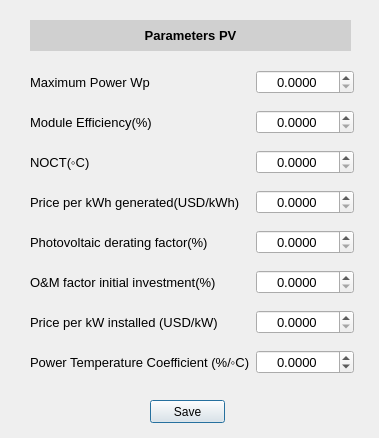
This is pv.ui in WRopero/osim_microrredes as Qt 5 draws it before an edit. The edited form follows.
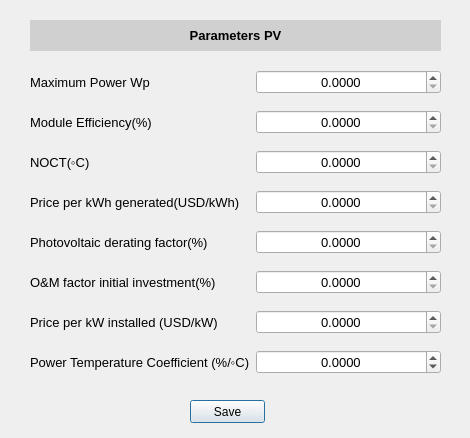
This is the edited form.

The edit to the form file:
```diff
--- a/pv.ui
+++ b/pv.ui
@@ -6,7 +6,7 @@
    <rect>
     <x>0</x>
     <y>0</y>
-    <width>379</width>
+    <width>470</width>
     <height>438</height>
    </rect>
   </property>
@@ -18,7 +18,7 @@
     <rect>
      <x>30</x>
      <y>60</y>
-     <width>324</width>
+     <width>411</width>
      <height>331</height>
     </rect>
    </property>
@@ -297,7 +297,7 @@
     <rect>
      <x>30</x>
      <y>20</y>
-     <width>321</width>
+     <width>411</width>
      <height>31</height>
     </rect>
    </property>
@@ -311,7 +311,7 @@
   <widget class="QPushButton" name="pushButton">
    <property name="geometry">
     <rect>
-     <x>150</x>
+     <x>190</x>
      <y>400</y>
      <width>75</width>
      <height>23</height>
```
